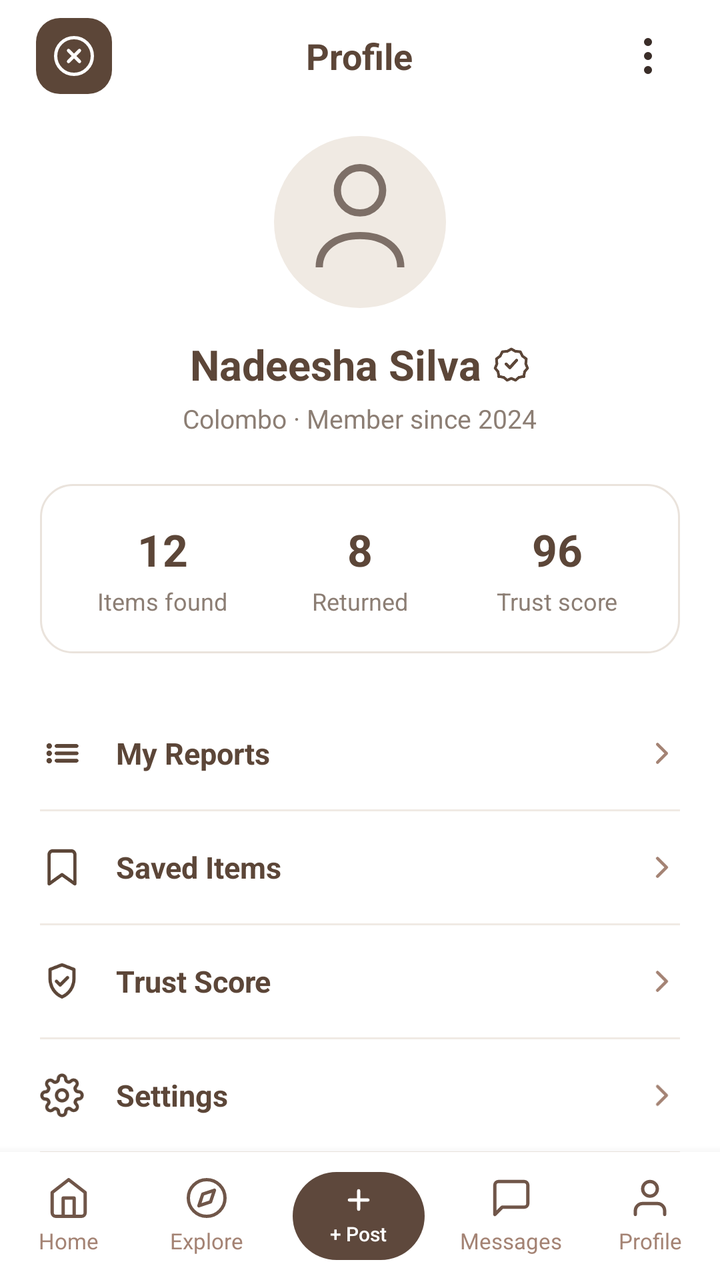
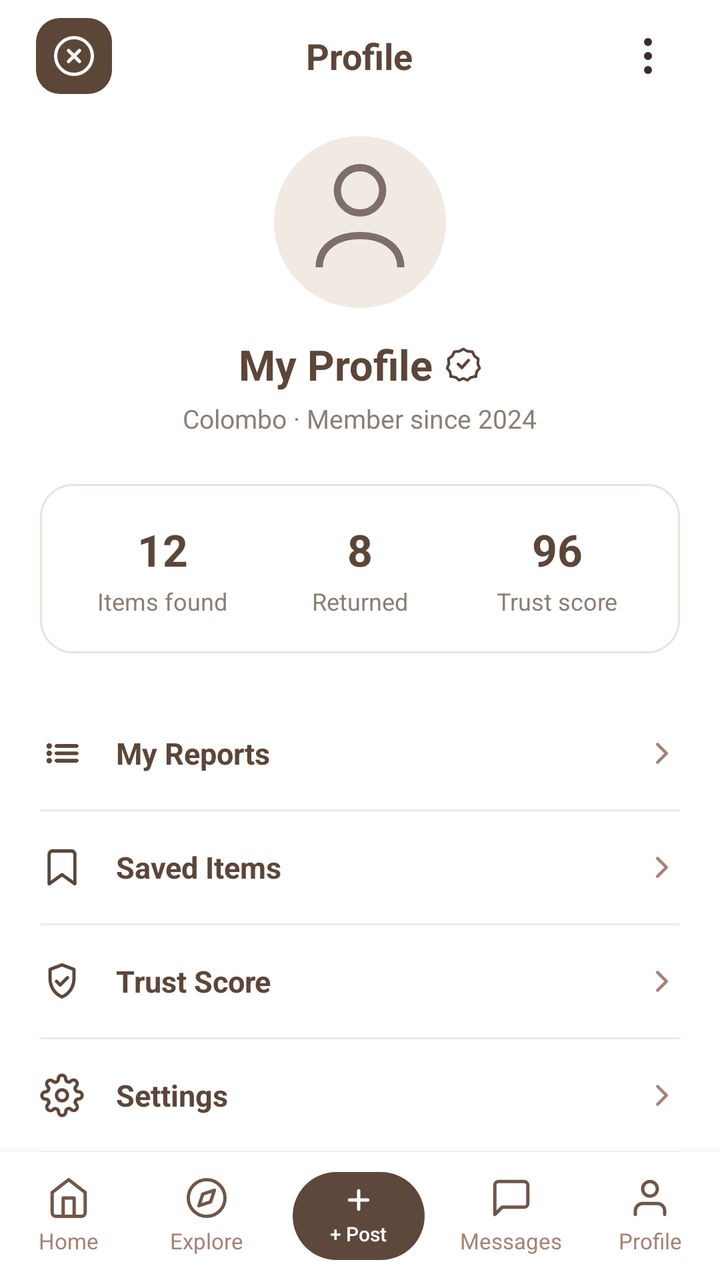

Two renders of the same Android screen: before a commit and after it. Below are the layout's source before the change and the commit's diff.
<!-- AndroidManifest.xml: application theme Theme.LostAndFound -->
<!-- res/layout/fragment_profile.xml -->
<?xml version="1.0" encoding="utf-8"?>
<LinearLayout xmlns:android="http://schemas.android.com/apk/res/android"
    xmlns:app="http://schemas.android.com/apk/res-auto"
    xmlns:tools="http://schemas.android.com/tools"
    android:layout_width="match_parent"
    android:layout_height="match_parent"
    android:background="@color/white"
    android:orientation="vertical"
    tools:context=".ProfileFragment">

    
    <RelativeLayout
        android:id="@+id/headerBar"
        android:layout_width="match_parent"
        android:layout_height="56dp"
        android:paddingStart="18dp"
        android:paddingEnd="18dp">

        <ImageView
            android:id="@+id/btnClose"
            android:layout_width="38dp"
            android:layout_height="38dp"
            android:layout_alignParentStart="true"
            android:layout_centerVertical="true"
            android:background="@drawable/bg_close_btn"
            android:clickable="true"
            android:contentDescription="Close"
            android:focusable="true"
            android:padding="8dp"
            android:src="@drawable/ic_close_circle_white" />

        <TextView
            android:id="@+id/textTitle"
            android:layout_width="wrap_content"
            android:layout_height="wrap_content"
            android:layout_centerInParent="true"
            android:fontFamily="sans-serif-bold"
            android:text="Profile"
            android:textColor="#5C4638"
            android:textSize="18sp"
            android:textStyle="bold" />

        <ImageView
            android:id="@+id/btnMenu"
            android:layout_width="36dp"
            android:layout_height="36dp"
            android:layout_alignParentEnd="true"
            android:layout_centerVertical="true"
            android:background="?attr/selectableItemBackgroundBorderless"
            android:clickable="true"
            android:contentDescription="More options"
            android:focusable="true"
            android:padding="6dp"
            android:src="@drawable/ic_more_vertical" />
    </RelativeLayout>

    
    <androidx.core.widget.NestedScrollView
        android:id="@+id/scrollBox"
        android:layout_width="match_parent"
        android:layout_height="0dp"
        android:layout_weight="1"
        android:fillViewport="true"
        android:overScrollMode="never">

        <LinearLayout
            android:layout_width="match_parent"
            android:layout_height="wrap_content"
            android:orientation="vertical"
            android:paddingStart="20dp"
            android:paddingTop="12dp"
            android:paddingEnd="20dp"
            android:paddingBottom="24dp">

            
            <ImageView
                android:id="@+id/userAvatar"
                android:layout_width="86dp"
                android:layout_height="86dp"
                android:layout_gravity="center_horizontal"
                android:contentDescription="Profile avatar"
                android:src="@drawable/ic_user_avatar" />

            
            <LinearLayout
                android:layout_width="wrap_content"
                android:layout_height="wrap_content"
                android:layout_gravity="center_horizontal"
                android:layout_marginTop="14dp"
                android:gravity="center_vertical"
                android:orientation="horizontal">

                <TextView
                    android:id="@+id/userName"
                    android:layout_width="wrap_content"
                    android:layout_height="wrap_content"
                    android:fontFamily="sans-serif-bold"
                    android:text="Nadeesha Silva"
                    android:textColor="#5C4638"
                    android:textSize="21sp"
                    android:textStyle="bold" />

                <ImageView
                    android:id="@+id/badgeVerified"
                    android:layout_width="18dp"
                    android:layout_height="18dp"
                    android:layout_marginStart="6dp"
                    android:contentDescription="Verified"
                    android:src="@drawable/ic_verified_badge" />
            </LinearLayout>

            
            <TextView
                android:id="@+id/userSubtitle"
                android:layout_width="wrap_content"
                android:layout_height="wrap_content"
                android:layout_gravity="center_horizontal"
                android:layout_marginTop="4dp"
                android:fontFamily="sans-serif"
                android:text="Colombo · Member since 2024"
                android:textColor="#8C7E74"
                android:textSize="13sp" />

            
            <LinearLayout
                android:id="@+id/cardStats"
                android:layout_width="match_parent"
                android:layout_height="wrap_content"
                android:layout_marginTop="24dp"
                android:background="@drawable/bg_profile_stats_card"
                android:orientation="horizontal"
                android:paddingStart="12dp"
                android:paddingTop="18dp"
                android:paddingEnd="12dp"
                android:paddingBottom="18dp">

                
                <LinearLayout
                    android:layout_width="0dp"
                    android:layout_height="wrap_content"
                    android:layout_weight="1"
                    android:gravity="center"
                    android:orientation="vertical">

                    <TextView
                        android:id="@+id/countItemsFound"
                        android:layout_width="wrap_content"
                        android:layout_height="wrap_content"
                        android:fontFamily="sans-serif-bold"
                        android:text="12"
                        android:textColor="#5C4638"
                        android:textSize="22sp"
                        android:textStyle="bold" />

                    <TextView
                        android:layout_width="wrap_content"
                        android:layout_height="wrap_content"
                        android:layout_marginTop="3dp"
                        android:fontFamily="sans-serif"
                        android:text="Items found"
                        android:textColor="#8C7E74"
                        android:textSize="12sp" />
                </LinearLayout>

                
                <LinearLayout
                    android:layout_width="0dp"
                    android:layout_height="wrap_content"
                    android:layout_weight="1"
                    android:gravity="center"
                    android:orientation="vertical">

                    <TextView
                        android:id="@+id/countItemsReturned"
                        android:layout_width="wrap_content"
                        android:layout_height="wrap_content"
                        android:fontFamily="sans-serif-bold"
                        android:text="8"
                        android:textColor="#5C4638"
                        android:textSize="22sp"
                        android:textStyle="bold" />

                    <TextView
                        android:layout_width="wrap_content"
                        android:layout_height="wrap_content"
                        android:layout_marginTop="3dp"
                        android:fontFamily="sans-serif"
                        android:text="Returned"
                        android:textColor="#8C7E74"
                        android:textSize="12sp" />
                </LinearLayout>

                
                <LinearLayout
                    android:layout_width="0dp"
                    android:layout_height="wrap_content"
                    android:layout_weight="1"
                    android:gravity="center"
                    android:orientation="vertical">

                    <TextView
                        android:id="@+id/countTrustScore"
                        android:layout_width="wrap_content"
                        android:layout_height="wrap_content"
                        android:fontFamily="sans-serif-bold"
                        android:text="96"
                        android:textColor="#5C4638"
                        android:textSize="22sp"
                        android:textStyle="bold" />

                    <TextView
                        android:layout_width="wrap_content"
                        android:layout_height="wrap_content"
                        android:layout_marginTop="3dp"
                        android:fontFamily="sans-serif"
                        android:text="Trust score"
                        android:textColor="#8C7E74"
                        android:textSize="12sp" />
                </LinearLayout>
            </LinearLayout>

            
            <LinearLayout
                android:layout_width="match_parent"
                android:layout_height="wrap_content"
                android:layout_marginTop="22dp"
                android:orientation="vertical">

                
                <LinearLayout
                    android:id="@+id/rowReports"
                    android:layout_width="match_parent"
                    android:layout_height="56dp"
                    android:clickable="true"
                    android:focusable="true"
                    android:foreground="?attr/selectableItemBackground"
                    android:gravity="center_vertical"
                    android:orientation="horizontal">

                    <ImageView
                        android:layout_width="22dp"
                        android:layout_height="22dp"
                        android:contentDescription="Reports"
                        android:src="@drawable/ic_list_view"
                        app:tint="#5C4638" />

                    <TextView
                        android:layout_width="0dp"
                        android:layout_height="wrap_content"
                        android:layout_marginStart="16dp"
                        android:layout_weight="1"
                        android:fontFamily="sans-serif-bold"
                        android:text="My Reports"
                        android:textColor="#5C4638"
                        android:textSize="15sp"
                        android:textStyle="bold" />

                    <ImageView
                        android:layout_width="18dp"
                        android:layout_height="18dp"
                        android:contentDescription="Open"
                        android:src="@drawable/ic_chevron_right" />
                </LinearLayout>

                <View
                    android:layout_width="match_parent"
                    android:layout_height="1dp"
                    android:background="#F0EAE4" />

                
                <LinearLayout
                    android:id="@+id/rowSavedItems"
                    android:layout_width="match_parent"
                    android:layout_height="56dp"
                    android:clickable="true"
                    android:focusable="true"
                    android:foreground="?attr/selectableItemBackground"
                    android:gravity="center_vertical"
                    android:orientation="horizontal">

                    <ImageView
                        android:layout_width="22dp"
                        android:layout_height="22dp"
                        android:contentDescription="Saved Items"
                        android:src="@drawable/ic_bookmark_outline"
                        app:tint="#5C4638" />

                    <TextView
                        android:layout_width="0dp"
                        android:layout_height="wrap_content"
                        android:layout_marginStart="16dp"
                        android:layout_weight="1"
                        android:fontFamily="sans-serif-bold"
                        android:text="Saved Items"
                        android:textColor="#5C4638"
                        android:textSize="15sp"
                        android:textStyle="bold" />

                    <ImageView
                        android:layout_width="18dp"
                        android:layout_height="18dp"
                        android:contentDescription="Open"
                        android:src="@drawable/ic_chevron_right" />
                </LinearLayout>

                <View
                    android:layout_width="match_parent"
                    android:layout_height="1dp"
                    android:background="#F0EAE4" />

                
                <LinearLayout
                    android:id="@+id/rowTrustScore"
                    android:layout_width="match_parent"
                    android:layout_height="56dp"
                    android:clickable="true"
                    android:focusable="true"
                    android:foreground="?attr/selectableItemBackground"
                    android:gravity="center_vertical"
                    android:orientation="horizontal">

                    <ImageView
                        android:layout_width="22dp"
                        android:layout_height="22dp"
                        android:contentDescription="Trust Score"
                        android:src="@drawable/ic_shield_check"
                        app:tint="#5C4638" />

                    <TextView
                        android:layout_width="0dp"
                        android:layout_height="wrap_content"
                        android:layout_marginStart="16dp"
                        android:layout_weight="1"
                        android:fontFamily="sans-serif-bold"
                        android:text="Trust Score"
                        android:textColor="#5C4638"
                        android:textSize="15sp"
                        android:textStyle="bold" />

                    <ImageView
                        android:layout_width="18dp"
                        android:layout_height="18dp"
                        android:contentDescription="Open"
                        android:src="@drawable/ic_chevron_right" />
                </LinearLayout>

                <View
                    android:layout_width="match_parent"
                    android:layout_height="1dp"
                    android:background="#F0EAE4" />

                
                <LinearLayout
                    android:id="@+id/rowSettings"
                    android:layout_width="match_parent"
                    android:layout_height="56dp"
                    android:clickable="true"
                    android:focusable="true"
                    android:foreground="?attr/selectableItemBackground"
                    android:gravity="center_vertical"
                    android:orientation="horizontal">

                    <ImageView
                        android:layout_width="22dp"
                        android:layout_height="22dp"
                        android:contentDescription="Settings"
                        android:src="@drawable/ic_gear_settings"
                        app:tint="#5C4638" />

                    <TextView
                        android:layout_width="0dp"
                        android:layout_height="wrap_content"
                        android:layout_marginStart="16dp"
                        android:layout_weight="1"
                        android:fontFamily="sans-serif-bold"
                        android:text="Settings"
                        android:textColor="#5C4638"
                        android:textSize="15sp"
                        android:textStyle="bold" />

                    <ImageView
                        android:layout_width="18dp"
                        android:layout_height="18dp"
                        android:contentDescription="Open"
                        android:src="@drawable/ic_chevron_right" />
                </LinearLayout>

                <View
                    android:layout_width="match_parent"
                    android:layout_height="1dp"
                    android:background="#F0EAE4" />

                
                <LinearLayout
                    android:id="@+id/rowHelp"
                    android:layout_width="match_parent"
                    android:layout_height="56dp"
                    android:clickable="true"
                    android:focusable="true"
                    android:foreground="?attr/selectableItemBackground"
                    android:gravity="center_vertical"
                    android:orientation="horizontal">

                    <ImageView
                        android:layout_width="22dp"
                        android:layout_height="22dp"
                        android:contentDescription="Help"
                        android:src="@drawable/ic_help_circle"
                        app:tint="#5C4638" />

                    <TextView
                        android:layout_width="0dp"
                        android:layout_height="wrap_content"
                        android:layout_marginStart="16dp"
                        android:layout_weight="1"
                        android:fontFamily="sans-serif-bold"
                        android:text="Help"
                        android:textColor="#5C4638"
                        android:textSize="15sp"
                        android:textStyle="bold" />

                    <ImageView
                        android:layout_width="18dp"
                        android:layout_height="18dp"
                        android:contentDescription="Open"
                        android:src="@drawable/ic_chevron_right" />
                </LinearLayout>

                <View
                    android:layout_width="match_parent"
                    android:layout_height="1dp"
                    android:background="#F0EAE4" />

                
                <LinearLayout
                    android:id="@+id/rowLogout"
                    android:layout_width="match_parent"
                    android:layout_height="56dp"
                    android:clickable="true"
                    android:focusable="true"
                    android:foreground="?attr/selectableItemBackground"
                    android:gravity="center_vertical"
                    android:orientation="horizontal">

                    <ImageView
                        android:layout_width="22dp"
                        android:layout_height="22dp"
                        android:contentDescription="Logout"
                        android:src="@drawable/ic_logout" />

                    <TextView
                        android:layout_width="0dp"
                        android:layout_height="wrap_content"
                        android:layout_marginStart="16dp"
                        android:layout_weight="1"
                        android:fontFamily="sans-serif-bold"
                        android:text="Logout"
                        android:textColor="#DE4343"
                        android:textSize="15sp"
                        android:textStyle="bold" />

                    <ImageView
                        android:layout_width="18dp"
                        android:layout_height="18dp"
                        android:contentDescription="Open"
                        android:src="@drawable/ic_chevron_right" />
                </LinearLayout>
            </LinearLayout>

        </LinearLayout>
    </androidx.core.widget.NestedScrollView>

    
    <include
        android:id="@+id/bottomNav"
        layout="@layout/fragment_bottom_nav"
        android:layout_width="match_parent"
        android:layout_height="64dp" />

</LinearLayout>
<!-- res/layout/fragment_bottom_nav.xml (included above) -->
<?xml version="1.0" encoding="utf-8"?>
<LinearLayout xmlns:android="http://schemas.android.com/apk/res/android"
    android:id="@+id/navCard"
    android:layout_width="match_parent"
    android:layout_height="64dp"
    android:background="@color/white"
    android:baselineAligned="false"
    android:elevation="8dp"
    android:gravity="center_vertical"
    android:orientation="horizontal">

    
    <LinearLayout
        android:id="@+id/tabHome"
        android:layout_width="0dp"
        android:layout_height="match_parent"
        android:layout_weight="1"
        android:clickable="true"
        android:focusable="true"
        android:gravity="center"
        android:orientation="vertical">

        <ImageView
            android:id="@+id/imgHome"
            android:layout_width="22dp"
            android:layout_height="22dp"
            android:contentDescription="Home"
            android:src="@drawable/ic_nav_home" />

        <TextView
            android:id="@+id/lblHome"
            android:layout_width="wrap_content"
            android:layout_height="wrap_content"
            android:layout_marginTop="3dp"
            android:fontFamily="sans-serif"
            android:text="Home"
            android:textColor="@color/text_secondary"
            android:textSize="11sp" />
    </LinearLayout>

    
    <LinearLayout
        android:id="@+id/tabExplore"
        android:layout_width="0dp"
        android:layout_height="match_parent"
        android:layout_weight="1"
        android:clickable="true"
        android:focusable="true"
        android:gravity="center"
        android:orientation="vertical">

        <ImageView
            android:id="@+id/imgExplore"
            android:layout_width="22dp"
            android:layout_height="22dp"
            android:contentDescription="Explore"
            android:src="@drawable/ic_nav_explore" />

        <TextView
            android:id="@+id/lblExplore"
            android:layout_width="wrap_content"
            android:layout_height="wrap_content"
            android:layout_marginTop="3dp"
            android:fontFamily="sans-serif"
            android:text="Explore"
            android:textColor="@color/text_secondary"
            android:textSize="11sp" />
    </LinearLayout>

    
    <LinearLayout
        android:id="@+id/tabPost"
        android:layout_width="0dp"
        android:layout_height="match_parent"
        android:layout_weight="1.2"
        android:clickable="true"
        android:focusable="true"
        android:gravity="center">

        <LinearLayout
            android:id="@+id/btnPostPill"
            android:layout_width="66dp"
            android:layout_height="44dp"
            android:background="@drawable/bg_nav_post_pill"
            android:gravity="center"
            android:orientation="vertical">

            <ImageView
                android:layout_width="16dp"
                android:layout_height="16dp"
                android:contentDescription="Post"
                android:src="@drawable/ic_nav_plus" />

            <TextView
                android:id="@+id/lblPost"
                android:layout_width="wrap_content"
                android:layout_height="wrap_content"
                android:layout_marginTop="2dp"
                android:fontFamily="sans-serif-medium"
                android:text="+ Post"
                android:textColor="@color/white"
                android:textSize="10sp" />
        </LinearLayout>
    </LinearLayout>

    
    <LinearLayout
        android:id="@+id/tabMessages"
        android:layout_width="0dp"
        android:layout_height="match_parent"
        android:layout_weight="1"
        android:clickable="true"
        android:focusable="true"
        android:gravity="center"
        android:orientation="vertical">

        <ImageView
            android:id="@+id/imgMessages"
            android:layout_width="22dp"
            android:layout_height="22dp"
            android:contentDescription="Messages"
            android:src="@drawable/ic_nav_messages" />

        <TextView
            android:id="@+id/lblMessages"
            android:layout_width="wrap_content"
            android:layout_height="wrap_content"
            android:layout_marginTop="3dp"
            android:fontFamily="sans-serif"
            android:text="Messages"
            android:textColor="@color/text_secondary"
            android:textSize="11sp" />
    </LinearLayout>

    
    <LinearLayout
        android:id="@+id/tabProfile"
        android:layout_width="0dp"
        android:layout_height="match_parent"
        android:layout_weight="1"
        android:clickable="true"
        android:focusable="true"
        android:gravity="center"
        android:orientation="vertical">

        <ImageView
            android:id="@+id/imgProfile"
            android:layout_width="22dp"
            android:layout_height="22dp"
            android:contentDescription="Profile"
            android:src="@drawable/ic_nav_profile" />

        <TextView
            android:id="@+id/lblProfile"
            android:layout_width="wrap_content"
            android:layout_height="wrap_content"
            android:layout_marginTop="3dp"
            android:fontFamily="sans-serif"
            android:text="Profile"
            android:textColor="@color/text_secondary"
            android:textSize="11sp" />
    </LinearLayout>

</LinearLayout>
<!-- resources referenced by this layout -->
<resources>
  <color name="text_secondary">#FFA48374</color>
  <color name="white">#FFFFFFFF</color>
  <!-- drawable bg_close_btn (drawable) -->
  <?xml version="1.0" encoding="utf-8"?>
  <shape xmlns:android="http://schemas.android.com/apk/res/android"
      android:shape="rectangle">
      <corners android:radius="12dp" />
      <solid android:color="#5C4638" />
  </shape>
  <!-- drawable bg_nav_post_pill (drawable) -->
  <?xml version="1.0" encoding="utf-8"?>
  <shape xmlns:android="http://schemas.android.com/apk/res/android"
      android:shape="rectangle">
      <corners android:radius="22dp" />
      <solid android:color="#5E483C" />
  </shape>
  <!-- drawable bg_profile_stats_card (drawable) -->
  <?xml version="1.0" encoding="utf-8"?>
  <shape xmlns:android="http://schemas.android.com/apk/res/android"
      android:shape="rectangle">
      <corners android:radius="16dp" />
      <solid android:color="@color/white" />
      <stroke
          android:width="1dp"
          android:color="#EAE3DC" />
  </shape>
  <!-- drawable ic_bookmark_outline (drawable) -->
  <vector xmlns:android="http://schemas.android.com/apk/res/android"
      android:width="24dp"
      android:height="24dp"
      android:viewportWidth="24"
      android:viewportHeight="24">
    <path
        android:fillColor="@android:color/transparent"
        android:strokeColor="#3D2619"
        android:strokeWidth="1.8"
        android:strokeLineCap="round"
        android:strokeLineJoin="round"
        android:pathData="M19,21l-7,-5 -7,5V5a2,2 0 0,1 2,-2h10a2,2 0 0,1 2,2z" />
  </vector>
  <!-- drawable ic_chevron_right (drawable) -->
  <vector xmlns:android="http://schemas.android.com/apk/res/android"
      android:width="20dp"
      android:height="20dp"
      android:viewportWidth="24"
      android:viewportHeight="24">
    <path
        android:fillColor="@android:color/transparent"
        android:strokeColor="#A48374"
        android:strokeWidth="2"
        android:strokeLineCap="round"
        android:strokeLineJoin="round"
        android:pathData="M9,18l6,-6 -6,-6" />
  </vector>
  <!-- drawable ic_more_vertical (drawable) -->
  <vector xmlns:android="http://schemas.android.com/apk/res/android"
      android:width="24dp"
      android:height="24dp"
      android:viewportWidth="24"
      android:viewportHeight="24">
    <path
        android:fillColor="#3A2D28"
        android:pathData="M12,5m-2,0a2,2 0 1,1 4,0a2,2 0 1,1 -4,0M12,12m-2,0a2,2 0 1,1 4,0a2,2 0 1,1 -4,0M12,19m-2,0a2,2 0 1,1 4,0a2,2 0 1,1 -4,0" />
  </vector>
  <!-- drawable ic_nav_messages (drawable) -->
  <vector xmlns:android="http://schemas.android.com/apk/res/android"
      android:width="22dp"
      android:height="22dp"
      android:viewportWidth="24"
      android:viewportHeight="24">
    <path
        android:fillColor="@android:color/transparent"
        android:strokeColor="#705649"
        android:strokeWidth="1.8"
        android:strokeLineCap="round"
        android:strokeLineJoin="round"
        android:pathData="M21,15a2,2 0 0,1 -2,2H7l-4,4V5a2,2 0 0,1 2,-2h14a2,2 0 0,1 2,2z" />
  </vector>
  <!-- drawable ic_nav_plus (drawable) -->
  <vector xmlns:android="http://schemas.android.com/apk/res/android"
      android:width="20dp"
      android:height="20dp"
      android:viewportWidth="24"
      android:viewportHeight="24">
    <path
        android:fillColor="@android:color/transparent"
        android:strokeColor="#FFFFFF"
        android:strokeWidth="2.4"
        android:strokeLineCap="round"
        android:pathData="M12,5 V19 M5,12 H19" />
  </vector>
  <style name="Theme.LostAndFound" parent="Base.Theme.LostAndFound" />
  <style name="Base.Theme.LostAndFound" parent="Theme.Material3.DayNight.NoActionBar">
          
          <item name="android:statusBarColor">@color/white</item>
          <item name="android:windowLightStatusBar" tools:targetApi="m">true</item>
          <item name="android:navigationBarColor">@color/white</item>
          <item name="android:windowLightNavigationBar" tools:targetApi="o_mr1">true</item>
      </style>
  <!-- unchanged entries left out for length: 11 -->
</resources>

<!-- the commit's change to res/layout/fragment_profile.xml (unified diff, before → after) -->
@@ -95,7 +95,7 @@
                     android:layout_width="wrap_content"
                     android:layout_height="wrap_content"
                     android:fontFamily="sans-serif-bold"
-                    android:text="Nadeesha Silva"
+                    android:text="My Profile"
                     android:textColor="#5C4638"
                     android:textSize="21sp"
                     android:textStyle="bold" />
